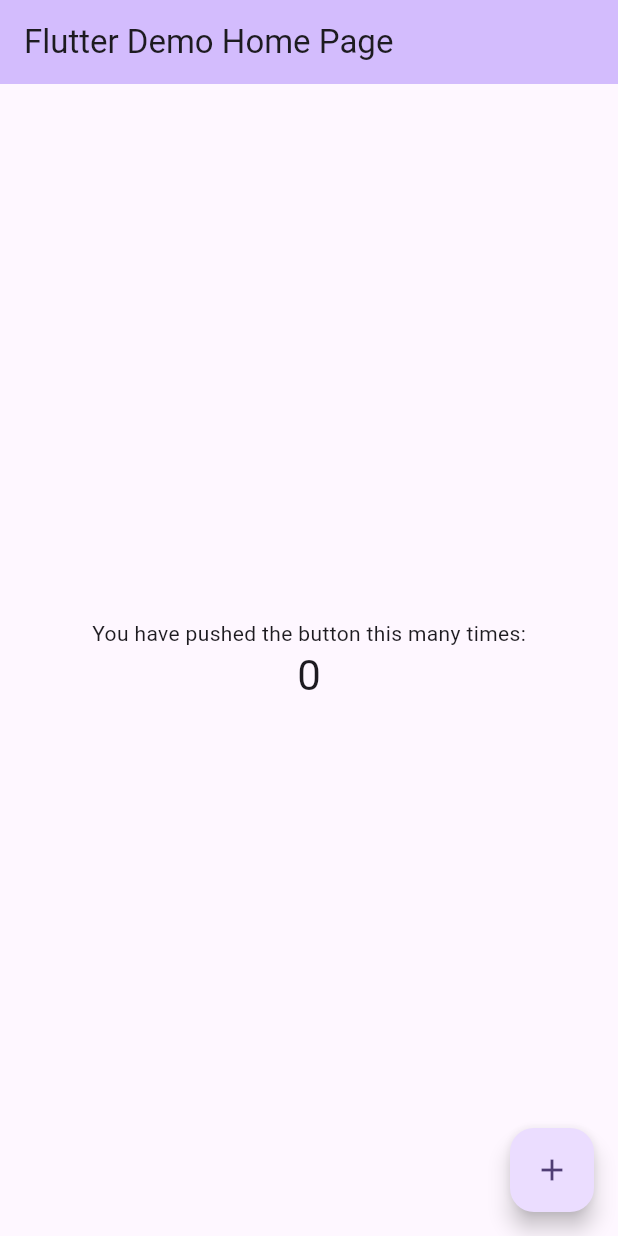
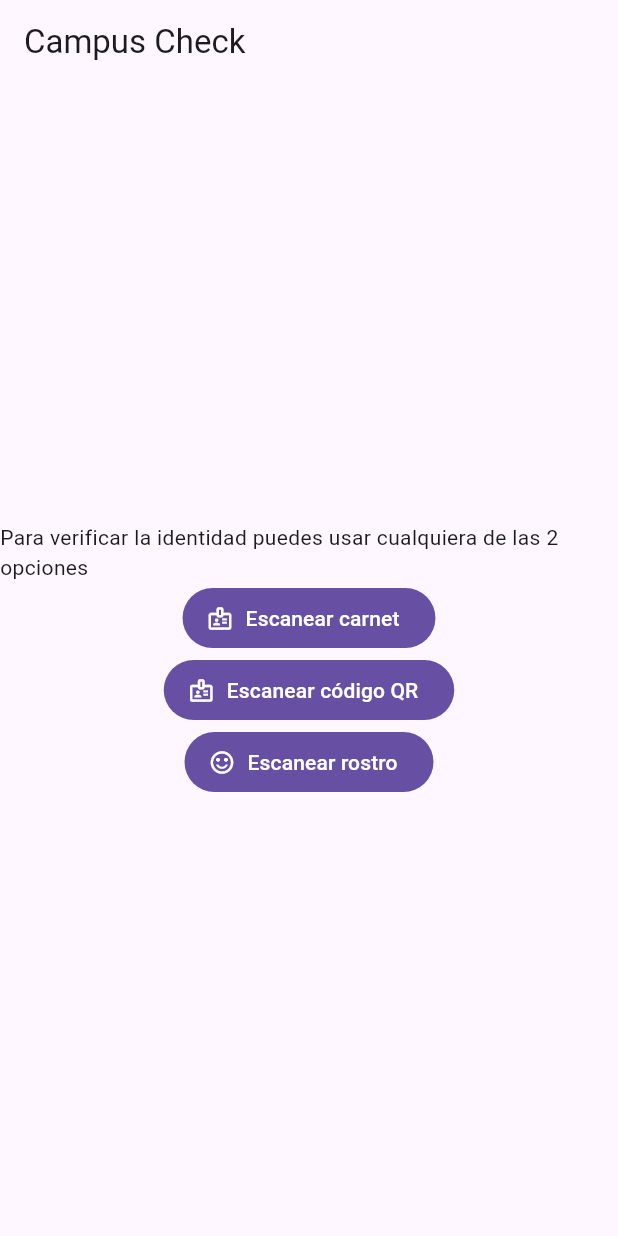
Before and after one commit to martinxanton/campus-check-app, a Flutter app: the screen it shows after launch, on a phone screen of 412 x 824 dp. Run offline on Flutter 3.47's test engine with Material 3 defaults, Android fonts, the phone set to English and light mode, and no system bars.

Commit message:
Primera estructura

```diff
--- /dev/null
+++ b/lib/home.dart
@@ -0,0 +1,36 @@
+import 'package:flutter/material.dart';
+
+class HomePage extends StatelessWidget {
+  const HomePage({super.key});
+
+  @override
+  Widget build(BuildContext context) {
+    return Scaffold(
+      appBar: AppBar(
+        title: const Text('Campus Check'),
+      ),
+      body: Center(
+        child: Column(
+          mainAxisAlignment: MainAxisAlignment.center,
+          children: [
+            const Text(
+                'Para verificar la identidad puedes usar cualquiera de las 2 opciones'),
+            FilledButton.icon(
+                onPressed: () {},
+                icon: const Icon(Icons.badge_outlined, color: Colors.white),
+                label: const Text('Escanear carnet')),
+            FilledButton.icon(
+                onPressed: () {},
+                icon: const Icon(Icons.badge_outlined, color: Colors.white),
+                label: const Text('Escanear código QR')),
+            FilledButton.icon(
+                onPressed: () {},
+                icon: const Icon(Icons.sentiment_satisfied_alt,
+                    color: Colors.white),
+                label: const Text('Escanear rostro')),
+          ],
+        ),
+      ),
+    );
+  }
+}
--- a/lib/main.dart
+++ b/lib/main.dart
@@ -1,4 +1,5 @@
 import 'package:flutter/material.dart';
+import 'package:campus_check_app/home.dart';
 
 void main() {
   runApp(const MyApp());
@@ -7,119 +8,14 @@ void main() {
 class MyApp extends StatelessWidget {
   const MyApp({super.key});
 
-  // This widget is the root of your application.
   @override
   Widget build(BuildContext context) {
     return MaterialApp(
-      title: 'Flutter Demo',
+      title: 'Campus Check',
       theme: ThemeData(
-        // This is the theme of your application.
-        //
-        // TRY THIS: Try running your application with "flutter run". You'll see
-        // the application has a blue toolbar. Then, without quitting the app,
-        // try changing the seedColor in the colorScheme below to Colors.green
-        // and then invoke "hot reload" (save your changes or press the "hot
-        // reload" button in a Flutter-supported IDE, or press "r" if you used
-        // the command line to start the app).
-        //
-        // Notice that the counter didn't reset back to zero; the application
-        // state is not lost during the reload. To reset the state, use hot
-        // restart instead.
-        //
-        // This works for code too, not just values: Most code changes can be
-        // tested with just a hot reload.
-        colorScheme: ColorScheme.fromSeed(seedColor: Colors.deepPurple),
-        useMaterial3: true,
+        primarySwatch: Colors.blue,
       ),
-      home: const MyHomePage(title: 'Flutter Demo Home Page'),
+      home: const HomePage(),
     );
   }
 }
-
-class MyHomePage extends StatefulWidget {
-  const MyHomePage({super.key, required this.title});
-
-  // This widget is the home page of your application. It is stateful, meaning
-  // that it has a State object (defined below) that contains fields that affect
-  // how it looks.
-
-  // This class is the configuration for the state. It holds the values (in this
-  // case the title) provided by the parent (in this case the App widget) and
-  // used by the build method of the State. Fields in a Widget subclass are
-  // always marked "final".
-
-  final String title;
-
-  @override
-  State<MyHomePage> createState() => _MyHomePageState();
-}
-
-class _MyHomePageState extends State<MyHomePage> {
-  int _counter = 0;
-
-  void _incrementCounter() {
-    setState(() {
-      // This call to setState tells the Flutter framework that something has
-      // changed in this State, which causes it to rerun the build method below
-      // so that the display can reflect the updated values. If we changed
-      // _counter without calling setState(), then the build method would not be
-      // called again, and so nothing would appear to happen.
-      _counter++;
-    });
-  }
-
-  @override
-  Widget build(BuildContext context) {
-    // This method is rerun every time setState is called, for instance as done
-    // by the _incrementCounter method above.
-    //
-    // The Flutter framework has been optimized to make rerunning build methods
-    // fast, so that you can just rebuild anything that needs updating rather
-    // than having to individually change instances of widgets.
-    return Scaffold(
-      appBar: AppBar(
-        // TRY THIS: Try changing the color here to a specific color (to
-        // Colors.amber, perhaps?) and trigger a hot reload to see the AppBar
-        // change color while the other colors stay the same.
-        backgroundColor: Theme.of(context).colorScheme.inversePrimary,
-        // Here we take the value from the MyHomePage object that was created by
-        // the App.build method, and use it to set our appbar title.
-        title: Text(widget.title),
-      ),
-      body: Center(
-        // Center is a layout widget. It takes a single child and positions it
-        // in the middle of the parent.
-        child: Column(
-          // Column is also a layout widget. It takes a list of children and
-          // arranges them vertically. By default, it sizes itself to fit its
-          // children horizontally, and tries to be as tall as its parent.
-          //
-          // Column has various properties to control how it sizes itself and
-          // how it positions its children. Here we use mainAxisAlignment to
-          // center the children vertically; the main axis here is the vertical
-          // axis because Columns are vertical (the cross axis would be
-          // horizontal).
-          //
-          // TRY THIS: Invoke "debug painting" (choose the "Toggle Debug Paint"
-          // action in the IDE, or press "p" in the console), to see the
-          // wireframe for each widget.
-          mainAxisAlignment: MainAxisAlignment.center,
-          children: <Widget>[
-            const Text(
-              'You have pushed the button this many times:',
-            ),
-            Text(
-              '$_counter',
-              style: Theme.of(context).textTheme.headlineMedium,
-            ),
-          ],
-        ),
-      ),
-      floatingActionButton: FloatingActionButton(
-        onPressed: _incrementCounter,
-        tooltip: 'Increment',
-        child: const Icon(Icons.add),
-      ), // This trailing comma makes auto-formatting nicer for build methods.
-    );
-  }
-}
```
Also changed, not shown: lib/face_id.dart (added), lib/scanner_bar.dart (added), lib/user_profile.dart (added).
